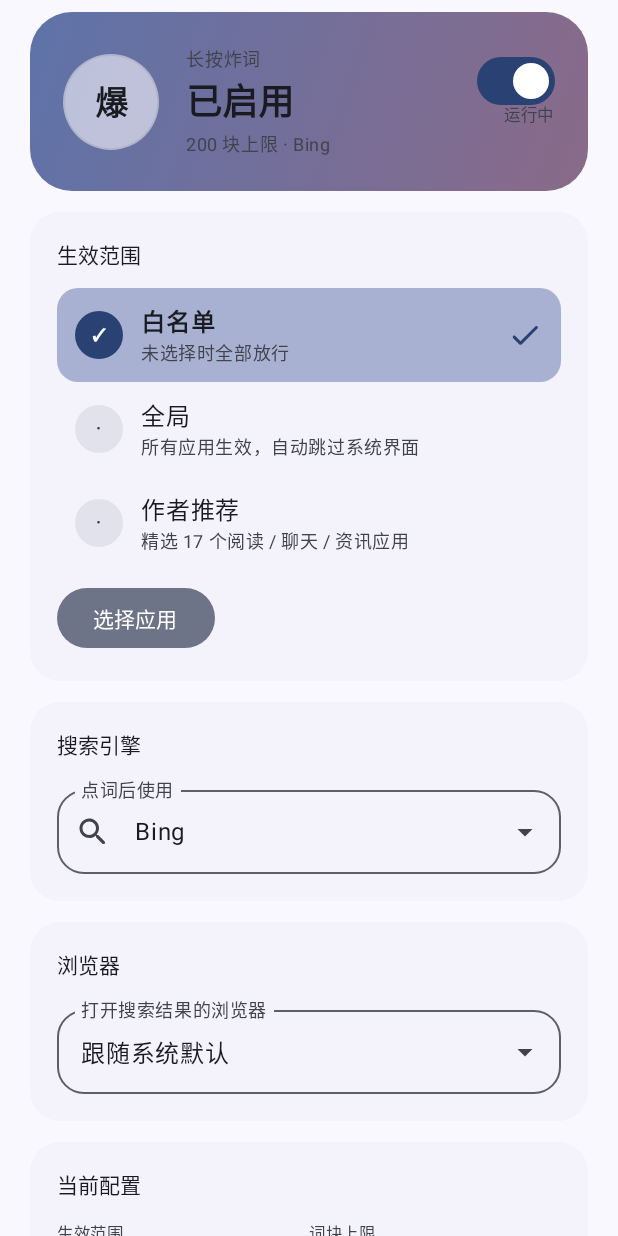
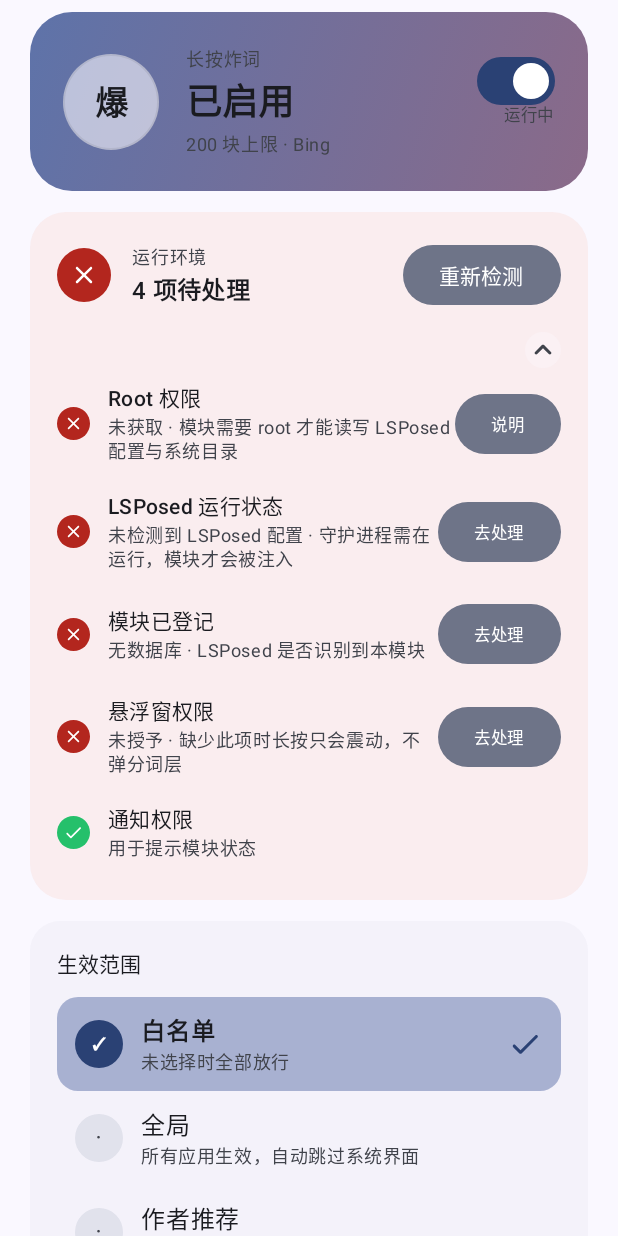
Before and after one commit to Alone2235/BigBang, an Android app built with Jetpack Compose: the screen it shows after launch (MainActivity), on a phone screen of 412 x 824 dp. Run offline under Robolectric (Android 15) with nearby library versions, the phone set to English and light mode, and no system bars; libraries missing offline, so code that uses them is left out: de.robv.android.

Commit message:
新增环境与授权检测面板

```diff
--- /dev/null
+++ b/app/src/main/java/com/eta/bigbang/HealthCheck.kt
@@ -0,0 +1,137 @@
+package com.eta.bigbang
+
+import android.content.Context
+import android.os.Build
+import android.provider.Settings
+import java.io.File
+
+/** 单项检测状态 */
+data class CheckItem(
+    val key: String,
+    val title: String,
+    val desc: String,
+    val ok: Boolean,
+    val detail: String = "",
+)
+
+/**
+ * 环境与授权检测。
+ *
+ * 全部为真实探测，不做乐观假设：读不到就是未通过。
+ */
+object HealthCheck {
+
+    /** Root 是否可用（读 su 可执行 + 能否读到受保护目录） */
+    fun hasRoot(): Boolean = runCatching {
+        val suPaths = listOf(
+            "/system/bin/su", "/system/xbin/su", "/sbin/su",
+            "/data/adb/ksu/bin/su", "/data/adb/ap/bin/su", "/data/adb/magisk/su",
+        )
+        if (suPaths.any { File(it).exists() }) return@runCatching true
+        // 退化判断：能读 /data/adb 说明已有高权
+        File("/data/adb").canRead()
+    }.getOrDefault(false)
+
+    /** LSPosed 是否在运行：守护进程是否存活 + 配置文件是否存在 */
+    fun lsposedState(): Pair<Boolean, String> {
+        val dbExists = File("/data/adb/lspd/config/modules_config.db").exists() ||
+            File("/data/adb/lspd/config/modules_config.xml").exists()
+        if (!dbExists) return false to "未检测到 LSPosed 配置"
+
+        // 找 lspd 进程
+        val alive = runCatching {
+            File("/proc").listFiles()
+                ?.filter { it.isDirectory && it.name.all { c -> c.isDigit() } }
+                ?.any { pid ->
+                    runCatching {
+                        File(pid, "cmdline").readText().contains("lspd")
+                    }.getOrDefault(false)
+                } ?: false
+        }.getOrDefault(false)
+
+        return alive to if (alive) "lspd 运行中" else "lspd 未运行"
+    }
+
+    /** 模块本身在 LSPosed 中是否被识别与启用 */
+    fun moduleRegistered(pkg: String): Triple<Boolean, Boolean, String> {
+        val db = File("/data/adb/lspd/config/modules_config.db")
+        if (!db.exists()) return Triple(false, false, "无数据库")
+
+        // 不引入 sqlite 依赖，用只读方式扫库文件里的包名。
+        // 精确判断交给 LSPosed 管理器，这里只做"是否出现过"的粗判。
+        val found = runCatching {
+            db.inputStream().use { ins ->
+                val buf = ByteArray(1 shl 16)
+                val needle = pkg.toByteArray()
+                var matched = false
+                var carry = ByteArray(0)
+                var read: Int
+                while (ins.read(buf).also { read = it } > 0) {
+                    val chunk = carry + buf.copyOf(read)
+                    if (chunk.indexOf(needle) >= 0) { matched = true; break }
+                    carry = chunk.takeLast(needle.size)
+                }
+                matched
+            }
+        }.getOrDefault(false)
+
+        return Triple(found, found, if (found) "已登记" else "未登记")
+    }
+
+    /** 悬浮窗权限 */
+    fun overlayGranted(ctx: Context): Boolean =
+        if (Build.VERSION.SDK_INT >= Build.VERSION_CODES.M) Settings.canDrawOverlays(ctx)
+        else true
+
+    /** 通知权限（Android 13+） */
+    fun notificationGranted(ctx: Context): Boolean =
+        if (Build.VERSION.SDK_INT >= Build.VERSION_CODES.TIRAMISU) {
+            ctx.checkSelfPermission(android.Manifest.permission.POST_NOTIFICATIONS) ==
+                android.content.pm.PackageManager.PERMISSION_GRANTED
+        } else true
+
+    /** 汇总检测结果 */
+    fun run(ctx: Context, pkg: String): List<CheckItem> {
+        val root = hasRoot()
+        val (lspdAlive, lspdDetail) = lsposedState()
+        val (regFound, _, regDetail) = moduleRegistered(pkg)
+
+        return listOf(
+            CheckItem(
+                key = "root",
+                title = "Root 权限",
+                desc = "模块需要 root 才能读写 LSPosed 配置与系统目录",
+                ok = root,
+                detail = if (root) "已获取" else "未获取",
+            ),
+            CheckItem(
+                key = "lsposed",
+                title = "LSPosed 运行状态",
+                desc = "守护进程需在运行，模块才会被注入",
+                ok = lspdAlive,
+                detail = lspdDetail,
+            ),
+            CheckItem(
+                key = "registered",
+                title = "模块已登记",
+                desc = "LSPosed 是否识别到本模块",
+                ok = regFound,
+                detail = regDetail,
+            ),
+            CheckItem(
+                key = "overlay",
+                title = "悬浮窗权限",
+                desc = "缺少此项时长按只会震动，不弹分词层",
+                ok = overlayGranted(ctx),
+                detail = if (overlayGranted(ctx)) "已授予" else "未授予",
+            ),
+            CheckItem(
+                key = "notify",
+                title = "通知权限",
+                desc = "用于提示模块状态",
+                ok = notificationGranted(ctx),
+                detail = if (notificationGranted(ctx)) "已授予" else "未授予",
+            ),
+        )
+    }
+}
--- a/app/src/main/java/com/eta/bigbang/ui/BlastBoard.kt
+++ b/app/src/main/java/com/eta/bigbang/ui/BlastBoard.kt
@@ -131,6 +131,8 @@ fun LargeShatterScreen() {
             verticalArrangement = Arrangement.spacedBy(14.dp),
         ) {
             item { HeaderCard(cfg) { commit(cfg.copy(enableHook = it)) } }
+
+            item { HealthCard() }
 
             item {
                 ScopeCard(
--- /dev/null
+++ b/app/src/main/java/com/eta/bigbang/ui/HealthCard.kt
@@ -0,0 +1,256 @@
+package com.eta.bigbang.ui
+
+import android.content.Intent
+import android.net.Uri
+import android.provider.Settings as AndroidSettings
+import androidx.compose.animation.AnimatedVisibility
+import androidx.compose.animation.animateContentSize
+import androidx.compose.animation.core.RepeatMode
+import androidx.compose.animation.core.animateFloat
+import androidx.compose.animation.core.infiniteRepeatable
+import androidx.compose.animation.core.rememberInfiniteTransition
+import androidx.compose.animation.core.tween
+import androidx.compose.animation.expandVertically
+import androidx.compose.animation.fadeIn
+import androidx.compose.foundation.background
+import androidx.compose.foundation.layout.Arrangement
+import androidx.compose.foundation.layout.Box
+import androidx.compose.foundation.layout.Column
+import androidx.compose.foundation.layout.Row
+import androidx.compose.foundation.layout.Spacer
+import androidx.compose.foundation.layout.fillMaxWidth
+import androidx.compose.foundation.layout.height
+import androidx.compose.foundation.layout.padding
+import androidx.compose.foundation.layout.size
+import androidx.compose.foundation.layout.width
+import androidx.compose.foundation.shape.CircleShape
+import androidx.compose.foundation.shape.RoundedCornerShape
+import androidx.compose.material.icons.Icons
+import androidx.compose.material.icons.rounded.Check
+import androidx.compose.material.icons.rounded.Close
+import androidx.compose.material.icons.rounded.KeyboardArrowDown
+import androidx.compose.material.icons.rounded.KeyboardArrowUp
+import androidx.compose.material3.Card
+import androidx.compose.material3.CardDefaults
+import androidx.compose.material3.FilledTonalButton
+import androidx.compose.material3.Icon
+import androidx.compose.material3.MaterialTheme
+import androidx.compose.material3.Text
+import androidx.compose.runtime.Composable
+import androidx.compose.runtime.LaunchedEffect
+import androidx.compose.runtime.getValue
+import androidx.compose.runtime.mutableStateOf
+import androidx.compose.runtime.remember
+import androidx.compose.runtime.setValue
+import androidx.compose.ui.Alignment
+import androidx.compose.ui.Modifier
+import androidx.compose.ui.draw.clip
+import androidx.compose.ui.graphics.Color
+import androidx.compose.ui.graphics.graphicsLayer
+import androidx.compose.ui.platform.LocalContext
+import androidx.compose.ui.text.font.FontWeight
+import androidx.compose.ui.unit.dp
+import com.eta.bigbang.CheckItem
+import com.eta.bigbang.HealthCheck
+import kotlinx.coroutines.Dispatchers
+import kotlinx.coroutines.launch
+import kotlinx.coroutines.withContext
+
+/**
+ * 授权与环境检测面板。
+ * 只做真实探测展示，缺什么就给对应入口。
+ */
+@Composable
+fun HealthCard() {
+    val ctx = LocalContext.current
+    var items by remember { mutableStateOf<List<CheckItem>>(emptyList()) }
+    var loading by remember { mutableStateOf(true) }
+    var expanded by remember { mutableStateOf(true) }
+
+    fun refresh() {
+        loading = true
+        // 探测涉及文件系统与进程，放后台
+        kotlinx.coroutines.MainScope().launch {
+            val r = withContext(Dispatchers.IO) { HealthCheck.run(ctx, ctx.packageName) }
+            items = r
+            loading = false
+        }
+    }
+
+    LaunchedEffect(Unit) { refresh() }
+
+    val allOk = items.isNotEmpty() && items.all { it.ok }
+    val failCount = items.count { !it.ok }
+
+    Card(
+        modifier = Modifier.fillMaxWidth().animateContentSize(),
+        shape = RoundedCornerShape(24.dp),
+        colors = CardDefaults.cardColors(
+            containerColor = if (allOk)
+                MaterialTheme.colorScheme.primaryContainer.copy(alpha = 0.55f)
+            else
+                MaterialTheme.colorScheme.errorContainer.copy(alpha = 0.45f)
+        ),
+        elevation = CardDefaults.cardElevation(defaultElevation = 0.dp),
+    ) {
+        Column(Modifier.padding(18.dp)) {
+            // 标题行
+            Row(
+                Modifier.fillMaxWidth(),
+                verticalAlignment = Alignment.CenterVertically,
+            ) {
+                StatusOrb(ok = allOk, pending = loading)
+                Spacer(Modifier.width(14.dp))
+                Column(Modifier.weight(1f)) {
+                    Text(
+                        "运行环境",
+                        style = MaterialTheme.typography.labelMedium,
+                        color = MaterialTheme.colorScheme.onSurfaceVariant,
+                    )
+                    Text(
+                        when {
+                            loading -> "检测中…"
+                            allOk -> "全部就绪"
+                            else -> "$failCount 项待处理"
+                        },
+                        style = MaterialTheme.typography.titleMedium,
+                        fontWeight = FontWeight.SemiBold,
+                    )
+                }
+                if (!loading && failCount > 0) {
+                    FilledTonalButton(onClick = { refresh() }) { Text("重新检测") }
+                }
+            }
+
+            Spacer(Modifier.height(12.dp))
+
+            // 展开/收起
+            Row(
+                Modifier
+                    .fillMaxWidth()
+                    .clip(RoundedCornerShape(12.dp))
+                    .padding(vertical = 2.dp),
+                verticalAlignment = Alignment.CenterVertically,
+            ) {
+                Spacer(Modifier.weight(1f))
+                Icon(
+                    if (expanded) Icons.Rounded.KeyboardArrowUp else Icons.Rounded.KeyboardArrowDown,
+                    contentDescription = null,
+                    tint = MaterialTheme.colorScheme.onSurfaceVariant,
+                    modifier = Modifier
+                        .size(24.dp)
+                        .clip(CircleShape)
+                        .background(MaterialTheme.colorScheme.surface.copy(alpha = 0.3f)),
+                )
+            }
+
+            AnimatedVisibility(
+                visible = expanded,
+                enter = expandVertically() + fadeIn(),
+            ) {
+                Column(verticalArrangement = Arrangement.spacedBy(2.dp)) {
+                    items.forEach { item ->
+                        CheckRow(
+                            item = item,
+                            onFix = {
+                                when (item.key) {
+                                    "overlay" -> ctx.startActivity(
+                                        Intent(
+                                            AndroidSettings.ACTION_MANAGE_OVERLAY_PERMISSION,
+                                            Uri.parse("package:${ctx.packageName}"),
+                                        ).addFlags(Intent.FLAG_ACTIVITY_NEW_TASK)
+                                    )
+                                    "notify" -> ctx.startActivity(
+                                        Intent(AndroidSettings.ACTION_APP_NOTIFICATION_SETTINGS)
+                                            .putExtra(AndroidSettings.EXTRA_APP_PACKAGE, ctx.packageName)
+                                            .addFlags(Intent.FLAG_ACTIVITY_NEW_TASK)
+                                    )
+                                    "registered", "lsposed" -> ctx.startActivity(
+                                        ctx.packageManager.getLaunchIntentForPackage("org.lsposed.manager")
+                                            ?.addFlags(Intent.FLAG_ACTIVITY_NEW_TASK)
+                                    )
+                                    else -> Unit
+                                }
+                            },
+                        )
+                    }
+                }
+            }
+        }
+    }
+}
+
+@Composable
+private fun CheckRow(item: CheckItem, onFix: () -> Unit) {
+    Row(
+        Modifier.fillMaxWidth().padding(vertical = 7.dp),
+        verticalAlignment = Alignment.CenterVertically,
+    ) {
+        Box(
+            Modifier
+                .size(22.dp)
+                .clip(CircleShape)
+                .background(
+                    if (item.ok) Color(0xFF25C06B) else MaterialTheme.colorScheme.error
+                ),
+            contentAlignment = Alignment.Center,
+        ) {
+            Icon(
+                if (item.ok) Icons.Rounded.Check else Icons.Rounded.Close,
+                contentDescription = null,
+                tint = Color.White,
+                modifier = Modifier.size(14.dp),
+            )
+        }
+        Spacer(Modifier.width(12.dp))
+        Column(Modifier.weight(1f)) {
+            Text(
+                item.title,
+                style = MaterialTheme.typography.bodyMedium,
+                fontWeight = if (item.ok) FontWeight.Normal else FontWeight.Medium,
+            )
+            Text(
+                if (item.ok) item.desc else "${item.detail} · ${item.desc}",
+                style = MaterialTheme.typography.bodySmall,
+                color = MaterialTheme.colorScheme.onSurfaceVariant,
+            )
+        }
+        AnimatedVisibility(visible = !item.ok) {
+            FilledTonalButton(onClick = onFix) {
+                Text(if (item.key == "root") "说明" else "去处理", style = MaterialTheme.typography.labelSmall)
+            }
+        }
+    }
+}
+
+@Composable
+private fun StatusOrb(ok: Boolean, pending: Boolean) {
+    val transition = rememberInfiniteTransition(label = "orb")
+    val pulse by transition.animateFloat(
+        initialValue = 0.45f,
+        targetValue = 1f,
+        animationSpec = infiniteRepeatable(animation = tween(1200), repeatMode = RepeatMode.Reverse),
+        label = "orbPulse",
+    )
+    Box(
+        Modifier
+            .size(36.dp)
+            .graphicsLayer { alpha = if (pending) pulse else 1f }
+            .clip(CircleShape)
+            .background(
+                when {
+                    pending -> MaterialTheme.colorScheme.outline
+                    ok -> Color(0xFF25C06B)
+                    else -> MaterialTheme.colorScheme.error
+                }
+            ),
+        contentAlignment = Alignment.Center,
+    ) {
+        Icon(
+            if (ok) Icons.Rounded.Check else Icons.Rounded.Close,
+            contentDescription = null,
+            tint = Color.White,
+            modifier = Modifier.size(20.dp),
+        )
+    }
+}
```
